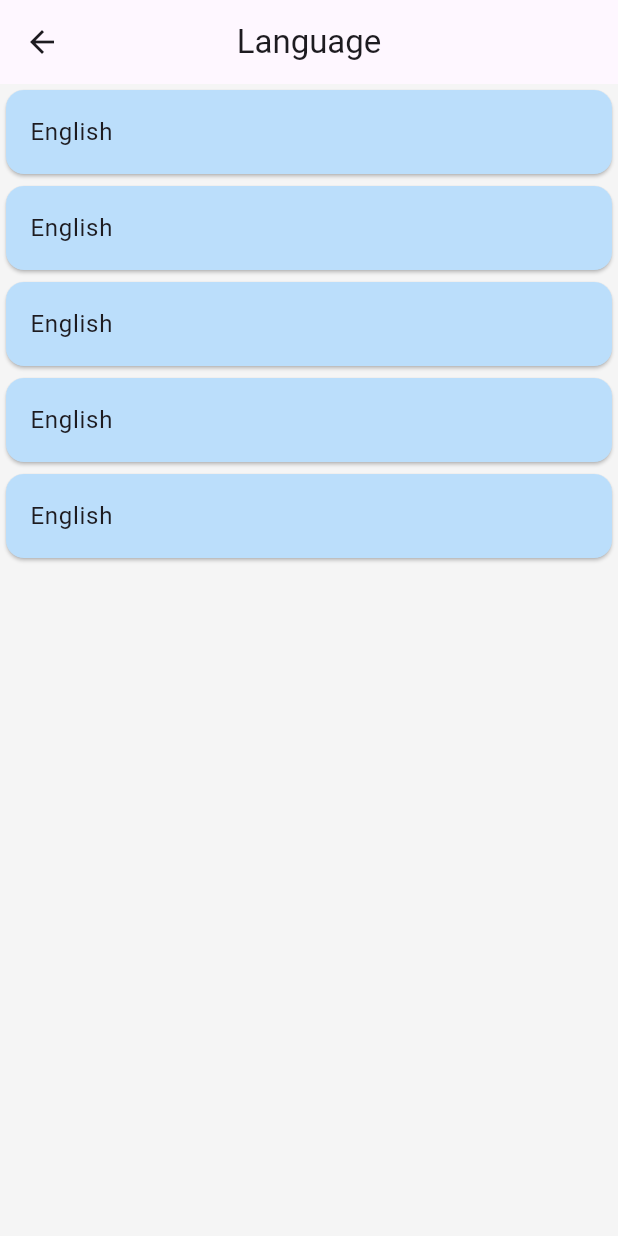
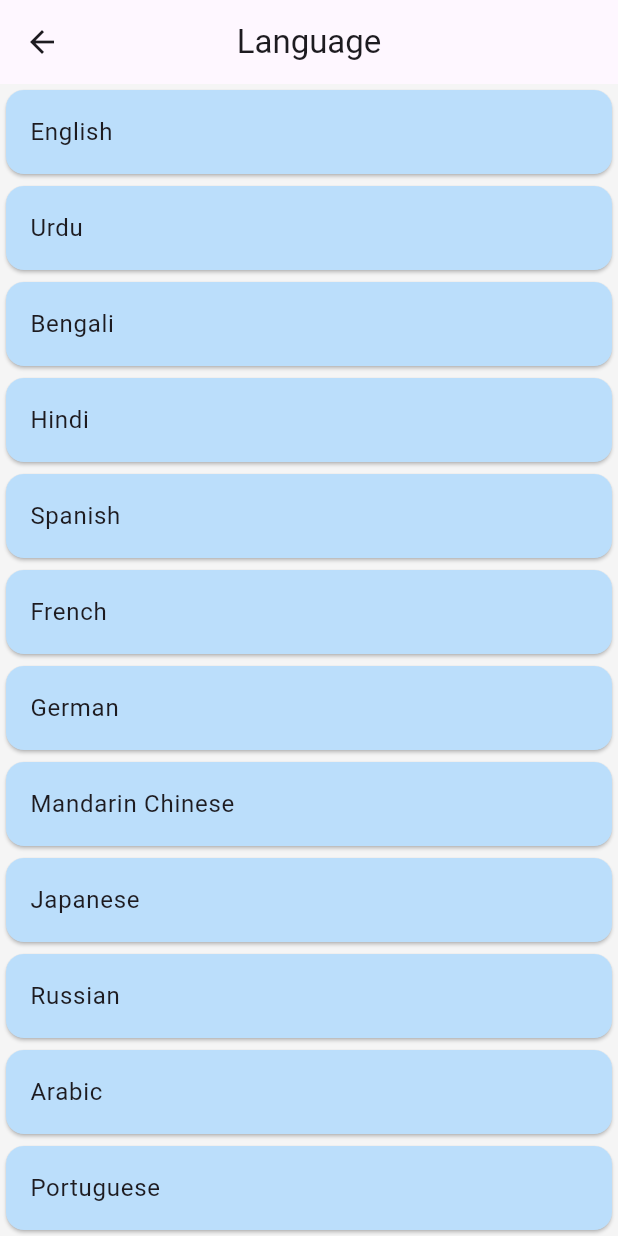
Before and after one commit to md-miyam/localization_and_theme_learn, a Flutter app: the SelectLanguageView screen opened by its route, on a phone screen of 412 x 824 dp. Run offline on Flutter 3.47's test engine with Material 3 defaults, Android fonts, the phone set to English and light mode, and no system bars; our stand-ins replace get.

Commit message:
add localization

```diff
--- /dev/null
+++ b/lib/app/data/languages.dart
@@ -0,0 +1,103 @@
+import 'package:get/get_navigation/src/root/internacionalization.dart';
+
+class Languages extends Translations {
+  @override
+  Map<String, Map<String, String>> get keys => {
+    "en_US": {
+      "message":
+          "Oh, say! can you see by the dawn's early light\nWhat so proudly we hailed at the twilight's last gleaming;",
+      "name": "James",
+      "countryName": "United States of America",
+      "countryLanguage": "English",
+    },
+    "ur_PK": {
+      "message": "پاک سرزمین شاد باد\nکشورِ حسین شاد باد",
+      "name": "Ahmed",
+      "countryName": "Islamic Republic of Pakistan",
+      "countryLanguage": "Urdu",
+    },
+    "bn_BD": {
+      "message":
+          "আমার সোনার বাংলা, আমি তোমায় ভালোবাসি\nচিরদিন তোমার আকাশ, তোমার বাতাস, আমার প্রাণে বাজায় বাঁশি",
+      "name": "Rahim",
+      "countryName": "People's Republic of Bangladesh",
+      "countryLanguage": "Bengali",
+    },
+    "hi_IN": {
+      "message": "जन गण मन अधिनायक जय हे\nभारत भाग्य विधाता",
+      "name": "Aarav",
+      "countryName": "Republic of India",
+      "countryLanguage": "Hindi",
+    },
+    "es_ES": {
+      "message": "Instrumental only — no official lyrics",
+      "name": "Carlos",
+      "countryName": "Kingdom of Spain",
+      "countryLanguage": "Spanish",
+    },
+    "fr_FR": {
+      "message": "Allons enfants de la Patrie\nLe jour de gloire est arrivé!",
+      "name": "Louis",
+      "countryName": "French Republic",
+      "countryLanguage": "French",
+    },
+    "de_DE": {
+      "message":
+          "Einigkeit und Recht und Freiheit\nFür das deutsche Vaterland!",
+      "name": "Lukas",
+      "countryName": "Federal Republic of Germany",
+      "countryLanguage": "German",
+    },
+    "zh_CN": {
+      "message": "起来！不愿做奴隶的人们！\n把我们的血肉，筑成我们新的长城！",
+      "name": "Wei",
+      "countryName": "People's Republic of China",
+      "countryLanguage": "Mandarin Chinese",
+    },
+    "ja_JP": {
+      "message": "さざれ石の巌となりて\n苔のむすまで",
+      "name": "Haruto",
+      "countryName": "State of Japan",
+      "countryLanguage": "Japanese",
+    },
+    "ru_RU": {
+      "message":
+          "Россия — священная наша держава\nРоссия — любимая наша страна",
+      "name": "Ivan",
+      "countryName": "Russian Federation",
+      "countryLanguage": "Russian",
+    },
+    "ar_SA": {
+      "message": "سارعي للمجد والعلياء\nمجدي لخالق السماء",
+      "name": "Faisal",
+      "countryName": "Kingdom of Saudi Arabia",
+      "countryLanguage": "Arabic",
+    },
+    "pt_PT": {
+      "message": "Heróis do mar, nobre povo\nNação valente, imortal",
+      "name": "João",
+      "countryName": "Portuguese Republic",
+      "countryLanguage": "Portuguese",
+    },
+    "tr_TR": {
+      "message":
+          "Korkma, sönmez bu şafaklarda yüzen al sancak\nSönmeden yurdumun üstünde tüten en son ocak",
+      "name": "Mehmet",
+      "countryName": "Republic of Türkiye",
+      "countryLanguage": "Turkish",
+    },
+    "it_IT": {
+      "message":
+          "Fratelli d'Italia, l'Italia s'è desta\nDell'elmo di Scipio s'è cinta la testa",
+      "name": "Lorenzo",
+      "countryName": "Italian Republic",
+      "countryLanguage": "Italian",
+    },
+    "ko_KR": {
+      "message": "동해물과 백두산이 마르고 닳도록\n하느님이 보우하사 우리나라 만세",
+      "name": "Minho",
+      "countryName": "Republic of Korea",
+      "countryLanguage": "Korean",
+    },
+  };
+}
--- a/lib/app/modules/home/views/home_view.dart
+++ b/lib/app/modules/home/views/home_view.dart
@@ -25,8 +25,8 @@ class HomeView extends GetView<HomeController> {
           children: [
             ListTile(
               tileColor: AppColor.primaryColor,
-              title: Text("Country name"),
-              subtitle: Text("Country language"),
+              title: Text("countryName".tr),
+              subtitle: Text("countryLanguage".tr),
             ),
             SizedBox(
               height: 8,
@@ -38,7 +38,7 @@ class HomeView extends GetView<HomeController> {
               decoration: BoxDecoration(
                 color: AppColor.primaryColor,
               ),
-              child: Text("Some text about country.",style: TextStyle(fontSize: 16,fontWeight: FontWeight.bold),),
+              child: Text("message".tr,style: TextStyle(fontSize: 16,fontWeight: FontWeight.bold),),
             ),
           ],
         ),
--- a/lib/app/modules/select_language/views/select_language_view.dart
+++ b/lib/app/modules/select_language/views/select_language_view.dart
@@ -1,29 +1,37 @@
 import 'package:flutter/material.dart';
-
 import 'package:get/get.dart';
 import 'package:localization_and_theme_learn/app/data/app_color.dart';
 
+import '../../../data/languages.dart';
 import '../controllers/select_language_controller.dart';
 
 class SelectLanguageView extends GetView<SelectLanguageController> {
   const SelectLanguageView({super.key});
+
   @override
   Widget build(BuildContext context) {
+    Languages languages = Languages();
+    final localeKeys = languages.keys.keys.toList();
     return Scaffold(
       backgroundColor: AppColor.backgroundColor,
-      appBar: AppBar(
-        title: const Text('Language'),
-        centerTitle: true,
+      appBar: AppBar(title: const Text('Language'), centerTitle: true),
+      body: ListView.builder(
+        itemCount: localeKeys.length,
+        itemBuilder: (context, index) {
+          final locale = localeKeys[index];
+          final data = languages.keys[locale]!;
+          return Card(
+            color: AppColor.primaryColor,
+            child: ListTile(
+              onTap: () {
+                Get.updateLocale(Locale(locale.split('_')[0], locale.split('_')[1]));
+                Get.back();
+              },
+              title: Text(data["countryLanguage"] ?? ""),
+            ),
+          );
+        },
       ),
-      body: ListView.builder(itemCount: 5,itemBuilder: (context, index) => Card(
-        color: AppColor.primaryColor,
-        child: ListTile(
-          onTap: (){
-            Get.back();
-          },
-          title: Text("English"),
-        ),
-      ),),
     );
   }
 }
--- a/lib/main.dart
+++ b/lib/main.dart
@@ -2,6 +2,7 @@ import 'package:flutter/material.dart';
 
 import 'package:get/get.dart';
 
+import 'app/data/languages.dart';
 import 'app/routes/app_pages.dart';
 
 void main() {
@@ -11,6 +12,9 @@ void main() {
       initialRoute: AppPages.INITIAL,
       getPages: AppPages.routes,
       debugShowCheckedModeBanner: false,
+      translations: Languages(),
+      fallbackLocale: Locale('en','US'),
+      locale: Locale('bn','BD'),
     ),
   );
 }
```
